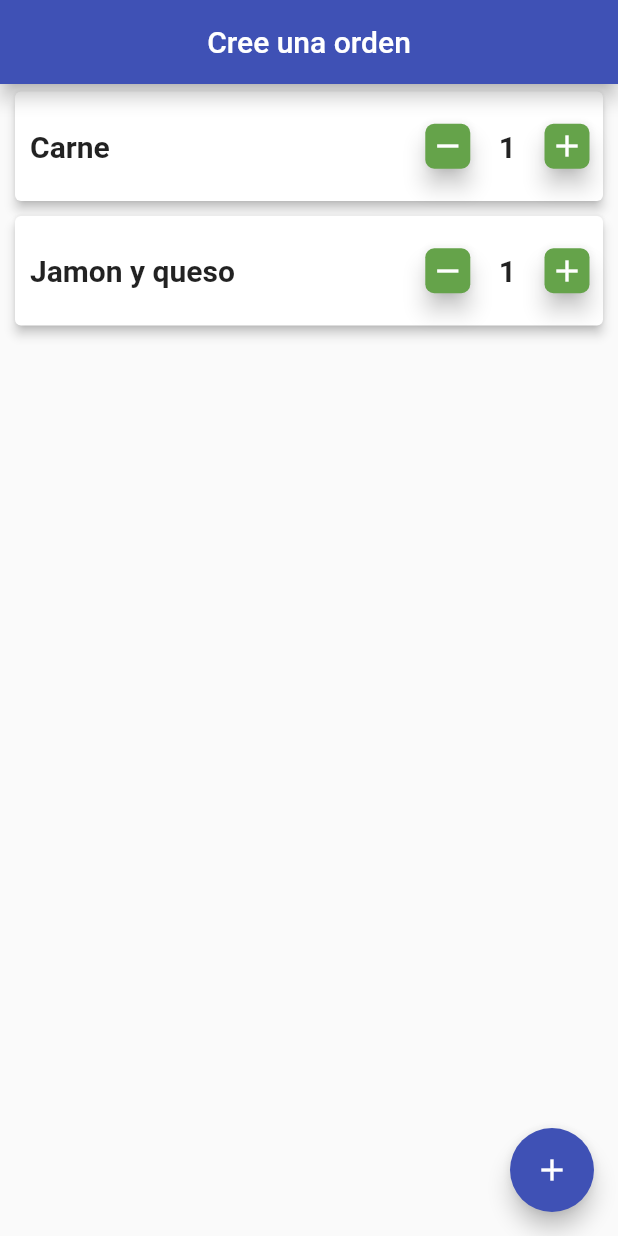
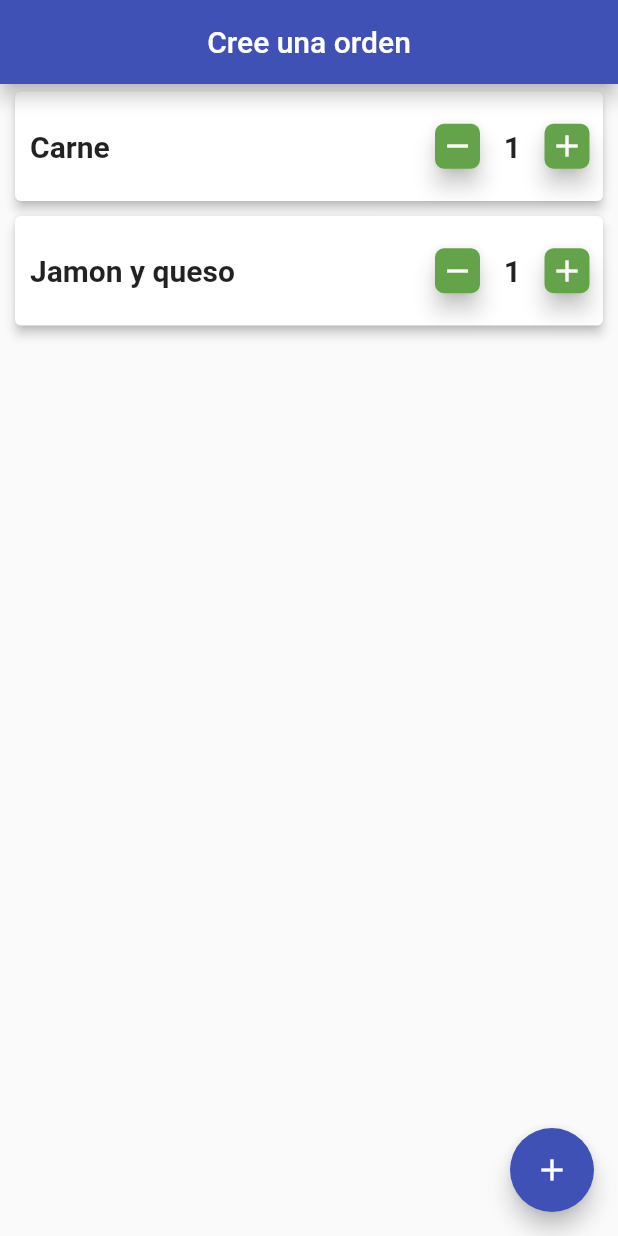
Before and after one commit to nmahnic/EmpanadasCounterFL, a Flutter app: the screen it shows after launch, after a tap on the "remove" icon, after a tap on the "add" icon, on a phone screen of 412 x 824 dp. Run offline on Flutter 3.47's test engine with Material 2 defaults, Android fonts, the phone set to English and light mode, and no system bars.

Commit message:
perform empanadaItemp

```diff
--- a/lib/screens/home_screen.dart
+++ b/lib/screens/home_screen.dart
@@ -32,35 +32,12 @@ class _HomeScreenState extends State<HomeScreen> {
       ),
       body: ListView.builder(
         itemCount: options.length,
-        itemBuilder: (context, index) => Card(
-          elevation: 3,
-          margin: const EdgeInsets.symmetric(horizontal: 10, vertical: 5),
-          child: Row(
-            children: [
-              EmpanadaTitle( title: options.keys.elementAt(index)),
-              const Expanded(child: SizedBox()),
-              RoundedIconButton(
-                icon: Icons.remove,
-                iconSize: 30,
-                onPress: () {
-                  log("RoundedIconButton REMOVE");
-                  options[options.keys.elementAt(index)] = options.values.elementAt(index) - 1;
-                  setState((){ });
-                },
-              ),
-              EmpanadaTitle(title: options.values.elementAt(index).toString()),
-              RoundedIconButton(
-                icon: Icons.add,
-                iconSize: 30,
-                onPress: () {
-                  log("RoundedIconButton ADD");
-                  options[options.keys.elementAt(index)] = options.values.elementAt(index) + 1;
-                  setState((){ });
-                  },
-              ),
-            ],
+        itemBuilder: (context, index) => EmpanadaItem(
+          options: options,
+          index: index,
+          incrementCounter: (int) => incrementCounter(int),
+          decrementCounter: (int) => decrementCounter(int),
           ),
-        ),
       ),
       floatingActionButton: FloatingActionButton(
         backgroundColor: AppTheme.primaryColor,
@@ -84,6 +61,18 @@ class _HomeScreenState extends State<HomeScreen> {
         child: const Icon(Icons.add),
       ),
     );
+  }
+
+  void incrementCounter(int index){
+    log("RoundedIconButton ADD");
+    options[options.keys.elementAt(index)] = options.values.elementAt(index) + 1;
+    setState((){ });
+  }
+
+  void decrementCounter(int index){
+    log("RoundedIconButton REMOVE");
+    options[options.keys.elementAt(index)] = options.values.elementAt(index) - 1;
+    setState((){ });
   }
 
   Future<String?> showCustomDialogAndroid(BuildContext context) async {
--- /dev/null
+++ b/lib/widgets/empanada_counter.dart
@@ -0,0 +1,20 @@
+import 'package:flutter/material.dart';
+
+class EmpanadaCounter extends StatelessWidget {
+  const EmpanadaCounter({
+    Key? key,
+    required this.count,
+  }) : super(key: key);
+
+  final int count;
+
+  @override
+  Widget build(BuildContext context) {
+    return SizedBox(
+      width: 25,
+      child: Center(
+        child: Text(count.toString(), style: const TextStyle(fontSize: 20, fontWeight: FontWeight.bold),)
+        )
+    );
+  }
+}
--- /dev/null
+++ b/lib/widgets/empanada_item.dart
@@ -0,0 +1,44 @@
+import 'package:fl_empanadas_counter/widgets/widgets.dart';
+import 'package:flutter/material.dart';
+
+
+class EmpanadaItem extends StatelessWidget {
+
+  final Map<String, int> options;
+  final int index;
+  final Function(int) incrementCounter;
+  final Function(int) decrementCounter;
+
+  const EmpanadaItem({
+    Key? key,
+    required this.options,
+    required this.index,
+    required this.incrementCounter,
+    required this.decrementCounter,
+  }) : super(key: key);
+
+  @override
+  Widget build(BuildContext context) {
+    return Card(
+      elevation: 3,
+      margin: const EdgeInsets.symmetric(horizontal: 10, vertical: 5),
+      child: Row(
+        children: [
+          EmpanadaTitle( title: options.keys.elementAt(index)),
+          const Expanded(child: SizedBox()),
+          RoundedIconButton(
+            icon: Icons.remove,
+            iconSize: 30,
+            onPress: () => decrementCounter(index),
+          ),
+          EmpanadaCounter(count: options.values.elementAt(index)),
+          RoundedIconButton(
+            icon: Icons.add,
+            iconSize: 30,
+            onPress: () => incrementCounter(index),
+          ),
+        ],
+      ),
+    );
+  }
+}
--- a/lib/widgets/widgets.dart
+++ b/lib/widgets/widgets.dart
@@ -1,2 +1,4 @@
+export 'package:fl_empanadas_counter/widgets/empanada_counter.dart';
+export 'package:fl_empanadas_counter/widgets/empanada_item.dart';
 export 'package:fl_empanadas_counter/widgets/empanada_title.dart';
 export 'package:fl_empanadas_counter/widgets/rounded_icon_button.dart';
```
